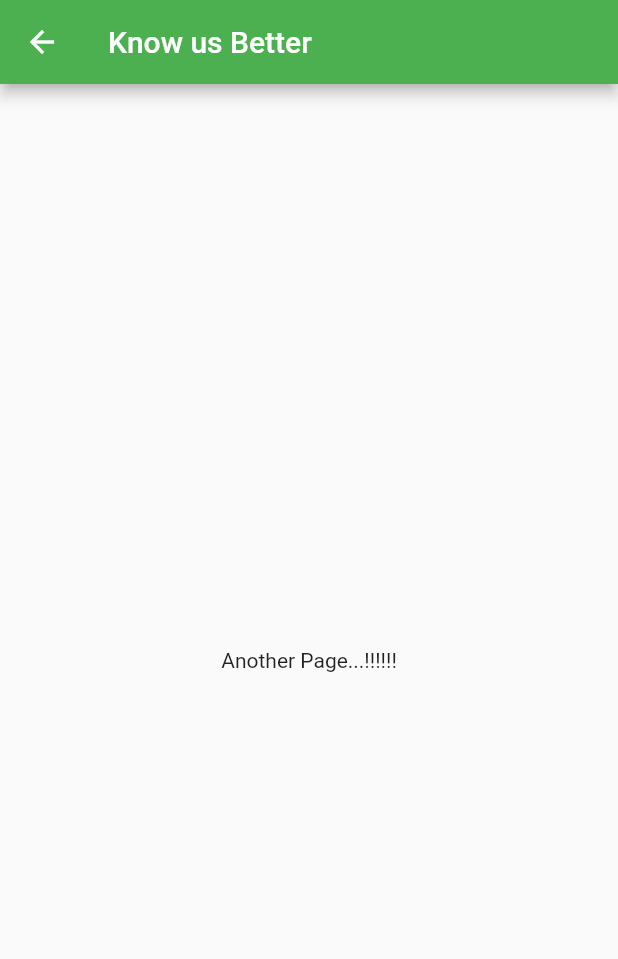
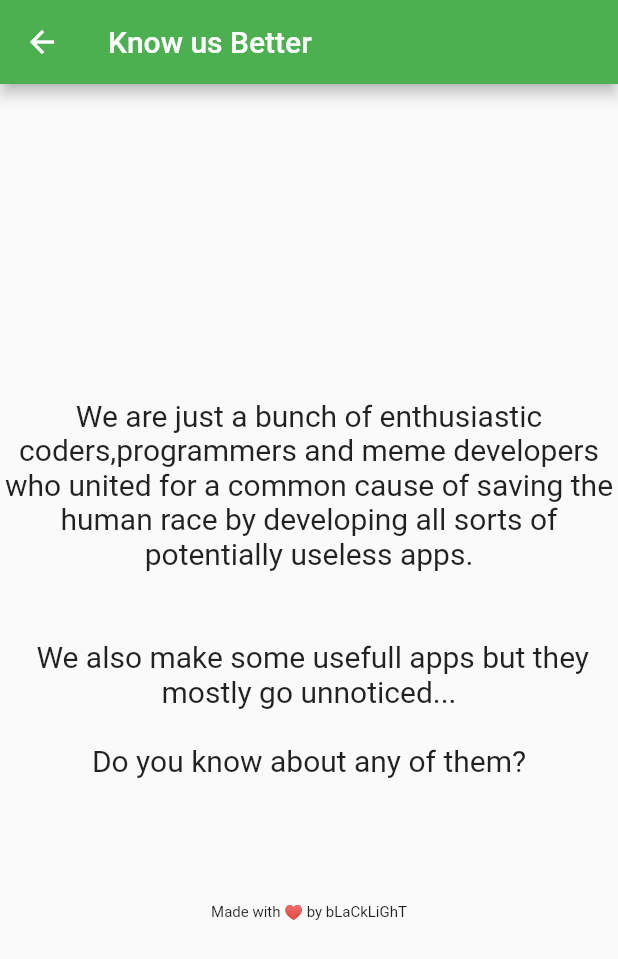
Before and after one commit to thecodepapaya/MC-App, a Flutter app: the SecondScreen screen opened directly, on a phone screen of 412 x 824 dp. Shown: the top 959 px of the screen. Run offline on Flutter 3.47's test engine with Material 2 defaults, Android fonts, the phone set to English and light mode, and no system bars; our stand-ins replace audioplayers.

Commit message:
Added complete (nearly) About Us section

```diff
--- a/lib/main.dart
+++ b/lib/main.dart
@@ -83,7 +83,7 @@ class _State extends State<McApp> {
           padding: EdgeInsets.zero,
           children: <Widget>[
             DrawerHeader(
-           /*   children: Text("An empty Drawer"),
+              /*   children: Text("An empty Drawer"),
               decoration: BoxDecoration(
                 color: Colors.green,
 
@@ -96,9 +96,8 @@ class _State extends State<McApp> {
             ),
             ListTile(
               enabled: true,
-              title: Text("Made with 🤬 by"),
+              title: Text("Made with ♥ by"),
               subtitle: Text("bLaCkLiGhT"),
-
             ),
           ],
         ),
@@ -150,8 +149,21 @@ class SecondScreen extends StatelessWidget {
         title: new Text("Know us Better"),
       ),
       body: Center(
-        child: Text("Another Page...!!!!!!"),
-      ),
+          child: Column(
+        mainAxisAlignment: MainAxisAlignment.center,
+        children: <Widget>[
+          Text(
+            "We are just a bunch of enthusiastic coders,programmers and meme developers who united for a common cause of saving the human race by developing all sorts of potentially useless apps.\n\n\n We also make some usefull apps but they mostly go unnoticed...\n\nDo you know about any of them?",
+            style: TextStyle(fontSize: 20.0),
+            textAlign: TextAlign.center,
+          ),
+          Text(
+            "\n\n\n\n\n\n\nMade with ♥ by bLaCkLiGhT",
+            style: TextStyle(fontSize: 10.0),
+            textAlign: TextAlign.end,
+          ),
+        ],
+      )),
     );
   }
 }
```
